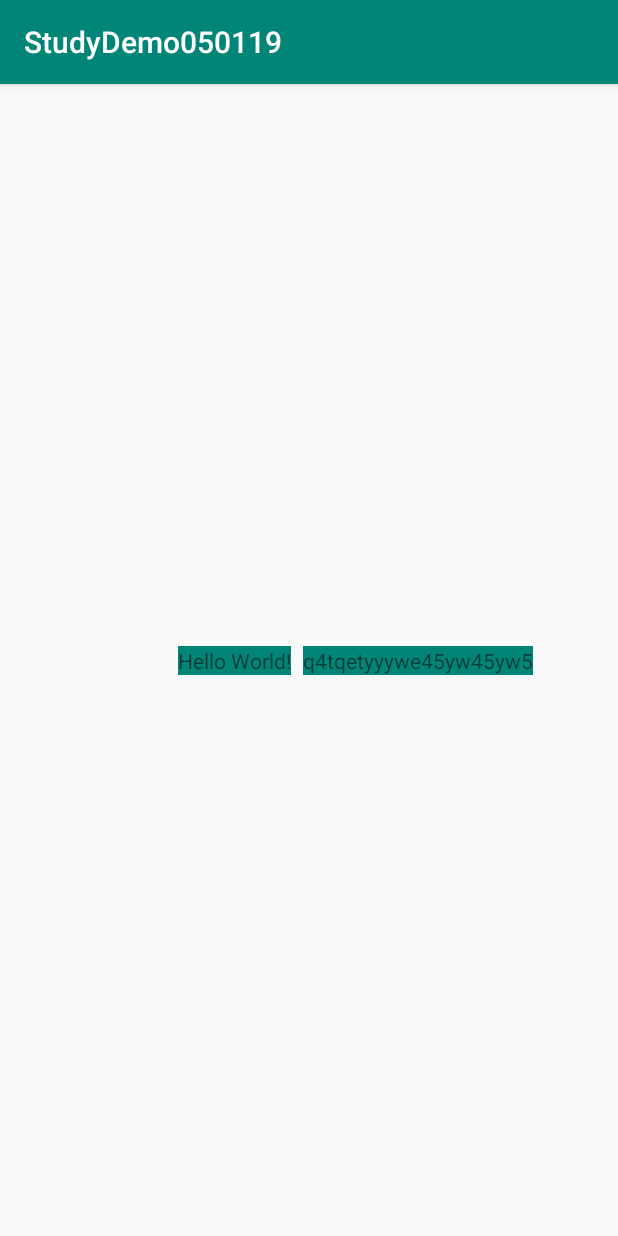
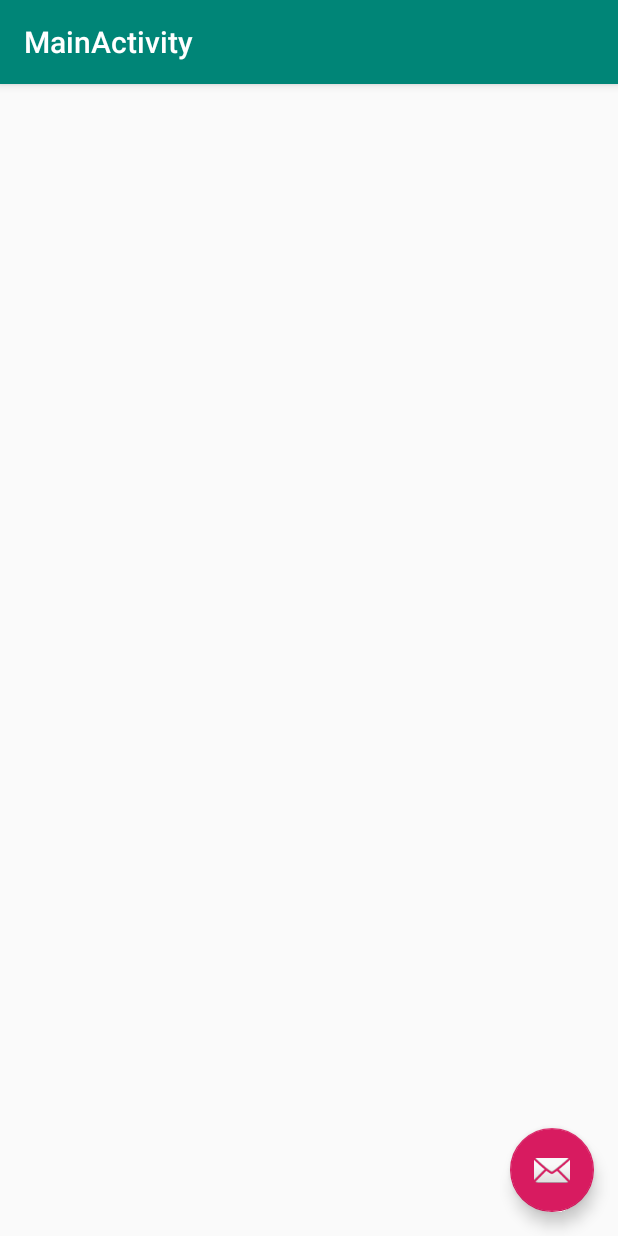
Before and after one commit to SergeyBurlaka/studydemo_20-01-18, an Android app: the screen it shows after launch (MainActivity before the commit, Std_Kotlin_200219 after it), on a phone screen of 412 x 824 dp. Run offline under Robolectric (Android 15) with nearby library versions, the phone set to English and light mode, and no system bars.

```diff
--- /dev/null
+++ b/app/src/main/java/com/example/blogp/study_demo_since_2019_feb/Std_Kotlin_200219.kt
@@ -0,0 +1,96 @@
+package com.example.blogp.study_demo_since_2019_feb
+
+import android.os.Bundle
+import android.support.design.widget.Snackbar
+import android.support.v7.app.AppCompatActivity
+import android.util.Log
+import com.example.blogp.study_demo_since_2019_dec.R
+import kotlinx.android.synthetic.main.activity_main.*
+
+class Std_Kotlin_200219 : AppCompatActivity() {
+
+    override fun onCreate(savedInstanceState: Bundle?) {
+        super.onCreate(savedInstanceState)
+        setContentView(R.layout.activity_main)
+        setSupportActionBar(toolbar)
+
+        fab.setOnClickListener { view ->
+            Snackbar.make(view, "Replace with your own action", Snackbar.LENGTH_LONG)
+                .setAction("Action", null).show()
+        }
+
+        //val list = ArrayList<String>()
+        //StreamSupport.stream(list.spliterator(),false)
+
+        /* RefStreams.of<String>("hi", "pitter")
+             .collect(
+                 Collectors.toMap<String, String, String>{
+                   ff->""
+                 })
+ */
+
+
+        val list: List<String> = listOf("Ann", "John")
+
+        list.groupBy {
+            it.length
+
+        }.map {
+            it.toPair()
+        }.map {
+
+        }
+
+        list.map {
+            it
+        }
+
+        val sq = list.asSequence()
+
+        val asso = list.associate {
+            {} to it
+        }
+
+
+        val map = ArrayList<String>().apply {
+            add("a")
+            add("b")
+            add("c")
+            add("d")
+            add("f")
+            add("g")
+        }
+
+        val map2 = ArrayList<String>().apply {
+            add("1")
+            add("2")
+            add("3")
+            add("4")
+            add("5")
+            add("6")
+        }
+
+        (6 downTo 0 step 2).map {
+
+        }
+
+        val result = (1..5).associate {
+
+            map2[it] to map2
+        }
+
+        result.entries.forEach {
+            Log.d(" tag", "${it.key} to ${it.value}"  )
+        }
+
+       val k =  map.associateBy ({
+           map2
+       },{
+           it
+       })
+
+    }
+
+
+
+}
--- a/app/src/main/java/com/example/blogp/studydemo050119/MainActivity.kt
+++ /dev/null
@@ -1,15 +0,0 @@
-package com.example.blogp.studydemo050119
-
-import android.support.v7.app.AppCompatActivity
-import android.os.Bundle
-
-class MainActivity : AppCompatActivity() {
-
-    override fun onCreate(savedInstanceState: Bundle?) {
-        super.onCreate(savedInstanceState)
-        setContentView(R.layout.activity_constraint_demo_1)
-
-        var (age, name) = Pair(1,true)
-        age = 4
-    }
-}
--- /dev/null
+++ b/app/src/main/res/layout/activity_main.xml
@@ -0,0 +1,34 @@
+<?xml version="1.0" encoding="utf-8"?>
+<android.support.design.widget.CoordinatorLayout
+        xmlns:android="http://schemas.android.com/apk/res/android"
+        xmlns:app="http://schemas.android.com/apk/res-auto"
+        xmlns:tools="http://schemas.android.com/tools"
+        android:layout_width="match_parent"
+        android:layout_height="match_parent"
+        tools:context="com.example.blogp.study_demo_since_2019_feb.Std_Kotlin_200219">
+
+    <android.support.design.widget.AppBarLayout
+            android:layout_height="wrap_content"
+            android:layout_width="match_parent"
+            android:theme="@style/AppTheme.AppBarOverlay">
+
+        <android.support.v7.widget.Toolbar
+                android:id="@+id/toolbar"
+                android:layout_width="match_parent"
+                android:layout_height="?attr/actionBarSize"
+                android:background="?attr/colorPrimary"
+                app:popupTheme="@style/AppTheme.PopupOverlay"/>
+
+    </android.support.design.widget.AppBarLayout>
+
+    <include layout="@layout/content_main"/>
+
+    <android.support.design.widget.FloatingActionButton
+            android:id="@+id/fab"
+            android:layout_width="wrap_content"
+            android:layout_height="wrap_content"
+            android:layout_gravity="bottom|end"
+            android:layout_margin="@dimen/fab_margin"
+            app:srcCompat="@android:drawable/ic_dialog_email"/>
+
+</android.support.design.widget.CoordinatorLayout>
--- /dev/null
+++ b/app/src/main/res/layout/content_main.xml
@@ -0,0 +1,12 @@
+<?xml version="1.0" encoding="utf-8"?>
+<android.support.constraint.ConstraintLayout
+        xmlns:android="http://schemas.android.com/apk/res/android"
+        xmlns:tools="http://schemas.android.com/tools"
+        xmlns:app="http://schemas.android.com/apk/res-auto"
+        android:layout_width="match_parent"
+        android:layout_height="match_parent"
+        app:layout_behavior="@string/appbar_scrolling_view_behavior"
+        tools:showIn="@layout/activity_main"
+        tools:context="com.example.blogp.study_demo_since_2019_feb.Std_Kotlin_200219">
+
+</android.support.constraint.ConstraintLayout>
--- /dev/null
+++ b/app/src/main/res/values/dimens.xml
@@ -0,0 +1,3 @@
+<resources>
+    <dimen name="fab_margin">16dp</dimen>
+</resources>
--- a/app/src/main/res/values/strings.xml
+++ b/app/src/main/res/values/strings.xml
@@ -1,3 +1,4 @@
 <resources>
     <string name="app_name">StudyDemo050119</string>
+    <string name="title_activity_main">MainActivity</string>
 </resources>
--- a/app/src/main/res/values/styles.xml
+++ b/app/src/main/res/values/styles.xml
@@ -7,5 +7,11 @@
         <item name="colorPrimaryDark">@color/colorPrimaryDark</item>
         <item name="colorAccent">@color/colorAccent</item>
     </style>
+    <style name="AppTheme.NoActionBar">
+        <item name="windowActionBar">false</item>
+        <item name="windowNoTitle">true</item>
+    </style>
+    <style name="AppTheme.AppBarOverlay" parent="ThemeOverlay.AppCompat.Dark.ActionBar"/>
+    <style name="AppTheme.PopupOverlay" parent="ThemeOverlay.AppCompat.Light"/>
 
 </resources>
```
Also changed, not shown: app/build.gradle (+11 -2 lines), app/src/main/AndroidManifest.xml (+11 -2 lines), app/src/main/java/com/example/blogp/study_demo_since_2019_dec/MainActivity.kt (added, +20 -0 lines), app/src/main/res/anim/text_animation.xml (added, +37 -0 lines), app/src/main/res/layout/activity_animation_demo.xml (added, +14 -0 lines), app/src/main/res/layout/activity_constraint_demo_3.xml (added, +31 -0 lines), 4 other files.
